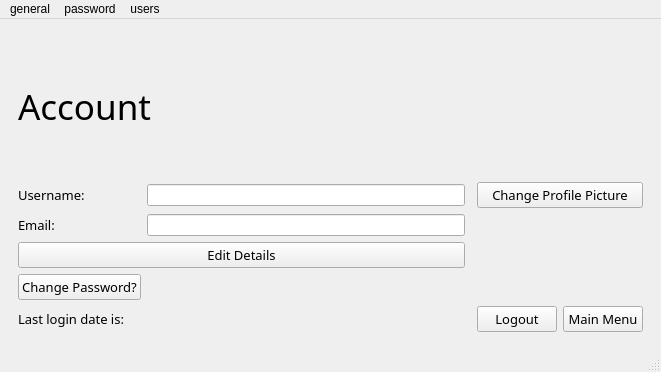
The window that lightning_pass/gui/static/qt_designer/main.ui (lgtm-migrator/lightning-pass) describes before a commit, drawn with Qt 5.
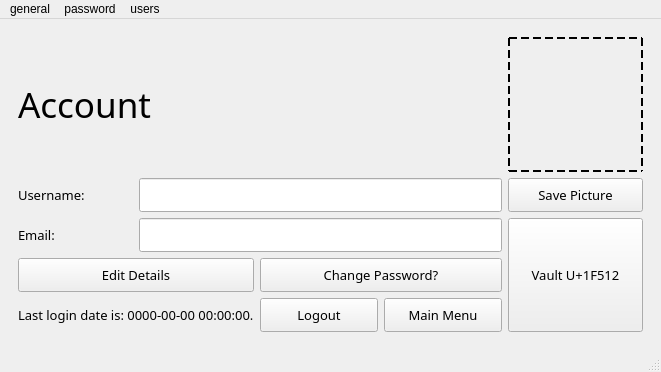
The same window after the commit. Icons and pictures are not drawn.

Commit message: Small bug fixes data validation for input fields UI imporovements

```diff
--- a/lightning_pass/gui/static/qt_designer/main.ui
+++ b/lightning_pass/gui/static/qt_designer/main.ui
@@ -20,6 +20,12 @@
    <layout class="QGridLayout" name="gridLayout_9">
     <item row="0" column="0">
      <widget class="QStackedWidget" name="stacked_widget">
+      <property name="sizePolicy">
+       <sizepolicy hsizetype="MinimumExpanding" vsizetype="MinimumExpanding">
+        <horstretch>0</horstretch>
+        <verstretch>0</verstretch>
+       </sizepolicy>
+      </property>
       <property name="currentIndex">
        <number>7</number>
       </property>
@@ -667,86 +673,35 @@
       </widget>
       <widget class="QWidget" name="account">
        <layout class="QGridLayout" name="gridLayout_7">
-        <item row="5" column="0" colspan="2">
-         <widget class="QPushButton" name="account_edit_details_btn">
-          <property name="font">
-           <font>
-            <family>Segoe UI Light</family>
-            <pointsize>10</pointsize>
-           </font>
-          </property>
-          <property name="text">
-           <string>Edit Details</string>
-          </property>
-         </widget>
-        </item>
-        <item row="7" column="0" colspan="3">
-         <widget class="QLabel" name="account_last_log_date">
-          <property name="font">
-           <font>
-            <family>Segoe UI Light</family>
-            <pointsize>10</pointsize>
-           </font>
-          </property>
-          <property name="text">
-           <string>Last login date is: </string>
-          </property>
-         </widget>
-        </item>
-        <item row="4" column="0">
-         <widget class="QLabel" name="account_email_lbl">
-          <property name="font">
-           <font>
-            <family>Segoe UI Light</family>
-            <pointsize>10</pointsize>
-           </font>
-          </property>
-          <property name="text">
-           <string>Email:</string>
-          </property>
-         </widget>
-        </item>
-        <item row="7" column="4">
-         <widget class="QPushButton" name="account_main_menu_btn">
-          <property name="font">
-           <font>
-            <family>Segoe UI Light</family>
-            <pointsize>10</pointsize>
-           </font>
-          </property>
-          <property name="text">
-           <string>Main Menu</string>
-          </property>
-         </widget>
-        </item>
-        <item row="4" column="1">
-         <widget class="QLineEdit" name="account_email_line">
-          <property name="readOnly">
-           <bool>false</bool>
-          </property>
-         </widget>
-        </item>
-        <item row="3" column="0">
-         <widget class="QLabel" name="account_username_lbl">
-          <property name="font">
-           <font>
-            <family>Segoe UI Light</family>
-            <pointsize>10</pointsize>
-           </font>
-          </property>
-          <property name="text">
-           <string>Username:</string>
-          </property>
-         </widget>
-        </item>
-        <item row="0" column="3" rowspan="2" colspan="2">
+        <item row="0" column="4">
          <widget class="QLabel" name="account_pfp_pixmap_lbl">
+          <property name="sizePolicy">
+           <sizepolicy hsizetype="MinimumExpanding" vsizetype="MinimumExpanding">
+            <horstretch>0</horstretch>
+            <verstretch>0</verstretch>
+           </sizepolicy>
+          </property>
+          <property name="minimumSize">
+           <size>
+            <width>135</width>
+            <height>135</height>
+           </size>
+          </property>
+          <property name="maximumSize">
+           <size>
+            <width>135</width>
+            <height>135</height>
+           </size>
+          </property>
           <property name="mouseTracking">
            <bool>true</bool>
           </property>
           <property name="acceptDrops">
            <bool>true</bool>
           </property>
+          <property name="styleSheet">
+           <string notr="true">border: 2px dashed</string>
+          </property>
           <property name="text">
            <string/>
           </property>
@@ -758,8 +713,14 @@
           </property>
          </widget>
         </item>
-        <item row="7" column="3">
-         <widget class="QPushButton" name="account_logout_btn">
+        <item row="2" column="4" rowspan="3">
+         <widget class="QPushButton" name="pushButton">
+          <property name="sizePolicy">
+           <sizepolicy hsizetype="MinimumExpanding" vsizetype="Minimum">
+            <horstretch>0</horstretch>
+            <verstretch>0</verstretch>
+           </sizepolicy>
+          </property>
           <property name="font">
            <font>
             <family>Segoe UI Light</family>
@@ -767,19 +728,50 @@
            </font>
           </property>
           <property name="text">
-           <string>Logout</string>
+           <string>Vault U+1F512</string>
           </property>
          </widget>
         </item>
-        <item row="3" column="1">
+        <item row="3" column="0" colspan="2">
+         <widget class="QPushButton" name="account_edit_details_btn">
+          <property name="sizePolicy">
+           <sizepolicy hsizetype="MinimumExpanding" vsizetype="Minimum">
+            <horstretch>0</horstretch>
+            <verstretch>0</verstretch>
+           </sizepolicy>
+          </property>
+          <property name="font">
+           <font>
+            <family>Segoe UI Light</family>
+            <pointsize>10</pointsize>
+           </font>
+          </property>
+          <property name="text">
+           <string>Edit Details</string>
+          </property>
+         </widget>
+        </item>
+        <item row="1" column="1" colspan="3">
          <widget class="QLineEdit" name="account_username_line">
+          <property name="sizePolicy">
+           <sizepolicy hsizetype="MinimumExpanding" vsizetype="Minimum">
+            <horstretch>0</horstretch>
+            <verstretch>0</verstretch>
+           </sizepolicy>
+          </property>
           <property name="readOnly">
            <bool>false</bool>
           </property>
          </widget>
         </item>
-        <item row="0" column="0" rowspan="2" colspan="2">
+        <item row="0" column="0" colspan="4">
          <widget class="QLabel" name="account_lbl">
+          <property name="sizePolicy">
+           <sizepolicy hsizetype="MinimumExpanding" vsizetype="Minimum">
+            <horstretch>0</horstretch>
+            <verstretch>0</verstretch>
+           </sizepolicy>
+          </property>
           <property name="font">
            <font>
             <family>Segoe Print</family>
@@ -791,8 +783,96 @@
           </property>
          </widget>
         </item>
-        <item row="6" column="0">
+        <item row="1" column="0">
+         <widget class="QLabel" name="account_username_lbl">
+          <property name="sizePolicy">
+           <sizepolicy hsizetype="Preferred" vsizetype="Minimum">
+            <horstretch>0</horstretch>
+            <verstretch>0</verstretch>
+           </sizepolicy>
+          </property>
+          <property name="font">
+           <font>
+            <family>Segoe UI Light</family>
+            <pointsize>10</pointsize>
+           </font>
+          </property>
+          <property name="text">
+           <string>Username:</string>
+          </property>
+         </widget>
+        </item>
+        <item row="1" column="4">
+         <widget class="QPushButton" name="account_change_pfp_btn">
+          <property name="sizePolicy">
+           <sizepolicy hsizetype="MinimumExpanding" vsizetype="Minimum">
+            <horstretch>0</horstretch>
+            <verstretch>0</verstretch>
+           </sizepolicy>
+          </property>
+          <property name="font">
+           <font>
+            <family>Segoe UI Light</family>
+            <pointsize>10</pointsize>
+           </font>
+          </property>
+          <property name="text">
+           <string>Save Picture</string>
+          </property>
+         </widget>
+        </item>
+        <item row="2" column="0">
+         <widget class="QLabel" name="account_email_lbl">
+          <property name="sizePolicy">
+           <sizepolicy hsizetype="Preferred" vsizetype="Minimum">
+            <horstretch>0</horstretch>
+            <verstretch>0</verstretch>
+           </sizepolicy>
+          </property>
+          <property name="minimumSize">
+           <size>
+            <width>0</width>
+            <height>0</height>
+           </size>
+          </property>
+          <property name="font">
+           <font>
+            <family>Segoe UI Light</family>
+            <pointsize>10</pointsize>
+           </font>
+          </property>
+          <property name="text">
+           <string>Email:</string>
+          </property>
+         </widget>
+        </item>
+        <item row="4" column="0" colspan="2">
+         <widget class="QLabel" name="account_last_log_date">
+          <property name="sizePolicy">
+           <sizepolicy hsizetype="MinimumExpanding" vsizetype="Minimum">
+            <horstretch>0</horstretch>
+            <verstretch>0</verstretch>
+           </sizepolicy>
+          </property>
+          <property name="font">
+           <font>
+            <family>Segoe UI Light</family>
+            <pointsize>10</pointsize>
+           </font>
+          </property>
+          <property name="text">
+           <string>Last login date is: 0000-00-00 00:00:00.</string>
+          </property>
+         </widget>
+        </item>
+        <item row="3" column="2" colspan="2">
          <widget class="QPushButton" name="account_change_pass_btn">
+          <property name="sizePolicy">
+           <sizepolicy hsizetype="MinimumExpanding" vsizetype="Minimum">
+            <horstretch>0</horstretch>
+            <verstretch>0</verstretch>
+           </sizepolicy>
+          </property>
           <property name="font">
            <font>
             <family>Segoe UI Light</family>
@@ -804,8 +884,33 @@
           </property>
          </widget>
         </item>
-        <item row="3" column="3" colspan="2">
-         <widget class="QPushButton" name="account_change_pfp_btn">
+        <item row="2" column="1" colspan="3">
+         <widget class="QLineEdit" name="account_email_line">
+          <property name="sizePolicy">
+           <sizepolicy hsizetype="MinimumExpanding" vsizetype="Minimum">
+            <horstretch>0</horstretch>
+            <verstretch>0</verstretch>
+           </sizepolicy>
+          </property>
+          <property name="minimumSize">
+           <size>
+            <width>0</width>
+            <height>32</height>
+           </size>
+          </property>
+          <property name="readOnly">
+           <bool>false</bool>
+          </property>
+         </widget>
+        </item>
+        <item row="4" column="2">
+         <widget class="QPushButton" name="account_logout_btn">
+          <property name="sizePolicy">
+           <sizepolicy hsizetype="MinimumExpanding" vsizetype="Minimum">
+            <horstretch>0</horstretch>
+            <verstretch>0</verstretch>
+           </sizepolicy>
+          </property>
           <property name="font">
            <font>
             <family>Segoe UI Light</family>
@@ -813,7 +918,26 @@
            </font>
           </property>
           <property name="text">
-           <string>Change Profile Picture</string>
+           <string>Logout</string>
+          </property>
+         </widget>
+        </item>
+        <item row="4" column="3">
+         <widget class="QPushButton" name="account_main_menu_btn">
+          <property name="sizePolicy">
+           <sizepolicy hsizetype="MinimumExpanding" vsizetype="Minimum">
+            <horstretch>0</horstretch>
+            <verstretch>0</verstretch>
+           </sizepolicy>
+          </property>
+          <property name="font">
+           <font>
+            <family>Segoe UI Light</family>
+            <pointsize>10</pointsize>
+           </font>
+          </property>
+          <property name="text">
+           <string>Main Menu</string>
           </property>
          </widget>
         </item>
```
Left out of the diff: 6 changed lines with no effect on the pictures. The commit also changes 7 other files.
